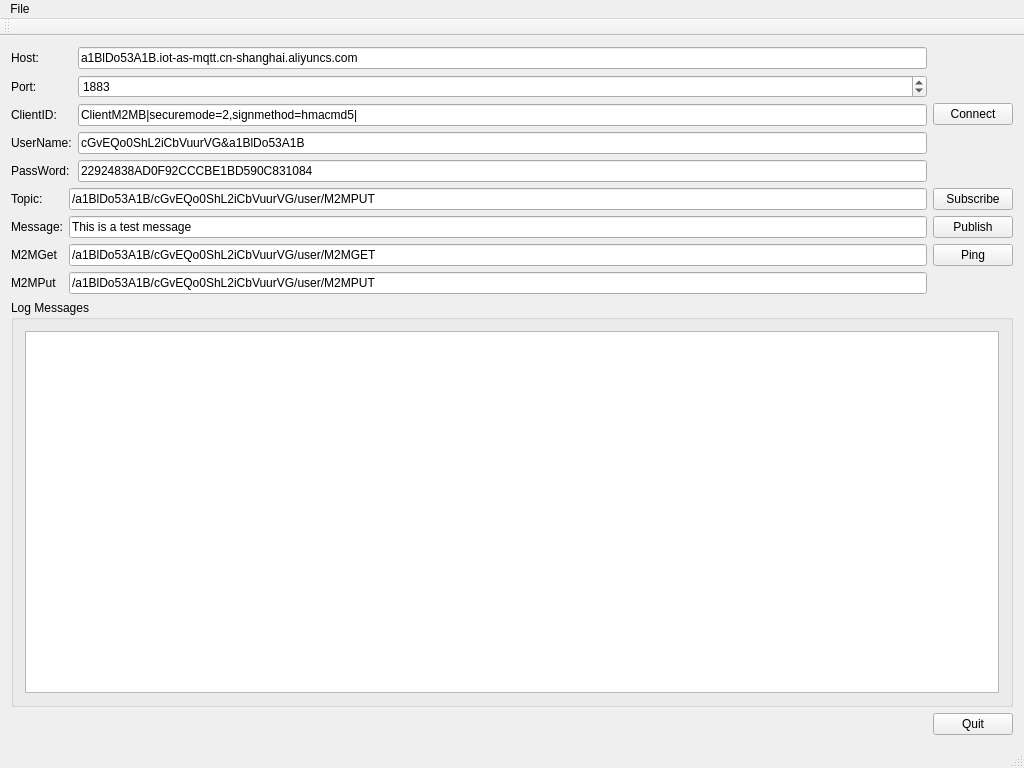
This is mainwindow.ui in seblee/IMCQ as Qt 5 draws it before an edit. The edited form follows.
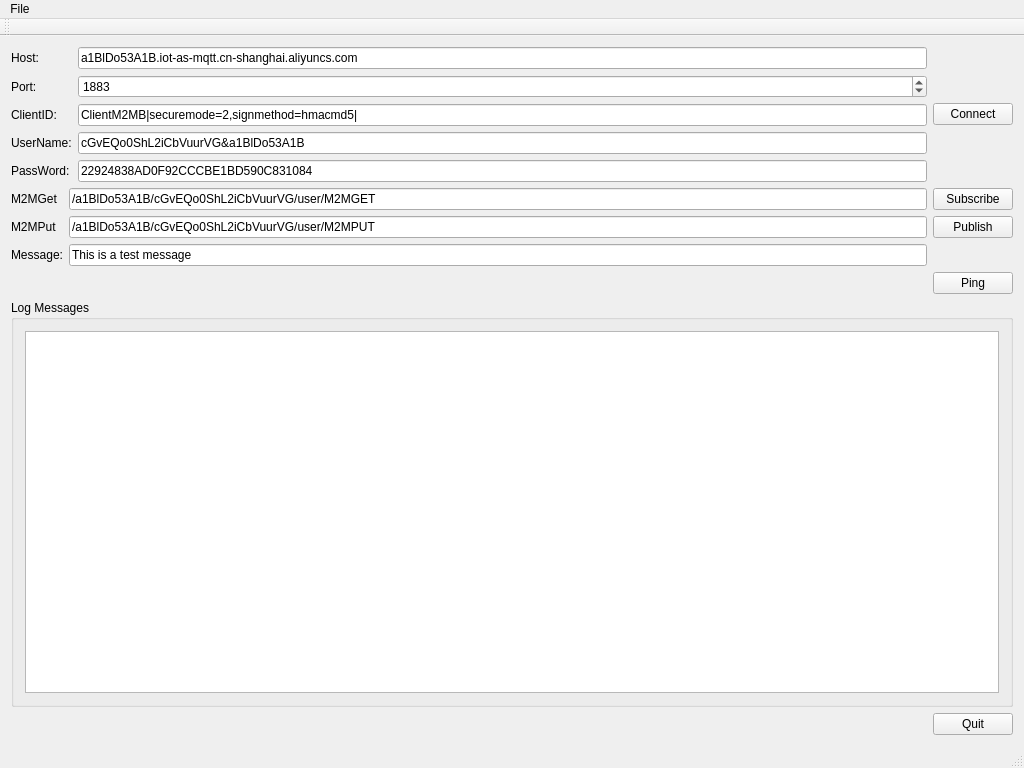
This is the edited form.

```diff
--- a/mainwindow.ui
+++ b/mainwindow.ui
@@ -105,45 +105,38 @@
     </item>
     <item>
      <layout class="QGridLayout" name="gridLayout">
-      <item row="1" column="2">
-       <widget class="QPushButton" name="buttonPublish">
+      <item row="1" column="0">
+       <widget class="QLabel" name="label_9">
         <property name="text">
-         <string>Publish</string>
+         <string>M2MPut</string>
         </property>
        </widget>
       </item>
-      <item row="0" column="1">
-       <widget class="QLineEdit" name="lineEditTopic">
+      <item row="3" column="2">
+       <widget class="QPushButton" name="buttonPing">
         <property name="text">
-         <string>/a1BlDo53A1B/cGvEQo0ShL2iCbVuurVG/user/M2MPUT</string>
-        </property>
-       </widget>
-      </item>
-      <item row="0" column="0">
-       <widget class="QLabel" name="label_3">
-        <property name="text">
-         <string>Topic:</string>
+         <string>Ping</string>
         </property>
        </widget>
       </item>
       <item row="1" column="1">
-       <widget class="QLineEdit" name="lineEditMessage">
+       <widget class="QLineEdit" name="lineEditPublish">
         <property name="text">
-         <string>This is a test message</string>
+         <string>/a1BlDo53A1B/cGvEQo0ShL2iCbVuurVG/user/M2MPUT</string>
         </property>
        </widget>
       </item>
-      <item row="2" column="0">
+      <item row="0" column="0">
        <widget class="QLabel" name="label_8">
         <property name="text">
          <string>M2MGet</string>
         </property>
        </widget>
       </item>
-      <item row="2" column="2">
-       <widget class="QPushButton" name="buttonPing">
+      <item row="2" column="0">
+       <widget class="QLabel" name="label_4">
         <property name="text">
-         <string>Ping</string>
+         <string>Message:</string>
         </property>
        </widget>
       </item>
@@ -154,31 +147,24 @@
         </property>
        </widget>
       </item>
-      <item row="1" column="0">
-       <widget class="QLabel" name="label_4">
+      <item row="1" column="2">
+       <widget class="QPushButton" name="buttonPublish">
         <property name="text">
-         <string>Message:</string>
+         <string>Publish</string>
         </property>
        </widget>
       </item>
-      <item row="3" column="0">
-       <widget class="QLabel" name="label_9">
-        <property name="text">
-         <string>M2MPut</string>
-        </property>
-       </widget>
-      </item>
-      <item row="2" column="1">
-       <widget class="QLineEdit" name="lineEdit">
+      <item row="0" column="1">
+       <widget class="QLineEdit" name="lineEditSubscribe">
         <property name="text">
          <string>/a1BlDo53A1B/cGvEQo0ShL2iCbVuurVG/user/M2MGET</string>
         </property>
        </widget>
       </item>
-      <item row="3" column="1">
-       <widget class="QLineEdit" name="lineEdit_2">
+      <item row="2" column="1">
+       <widget class="QLineEdit" name="lineEditMessage">
         <property name="text">
-         <string>/a1BlDo53A1B/cGvEQo0ShL2iCbVuurVG/user/M2MPUT</string>
+         <string>This is a test message</string>
         </property>
        </widget>
       </item>
```
